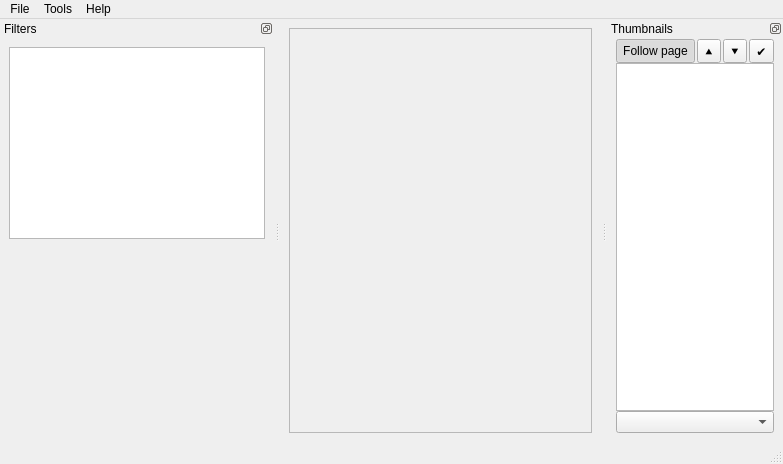
Before: the Qt Designer form src/app/MainWindow.ui in 4lex4/scantailor-advanced, drawn with Qt 5.
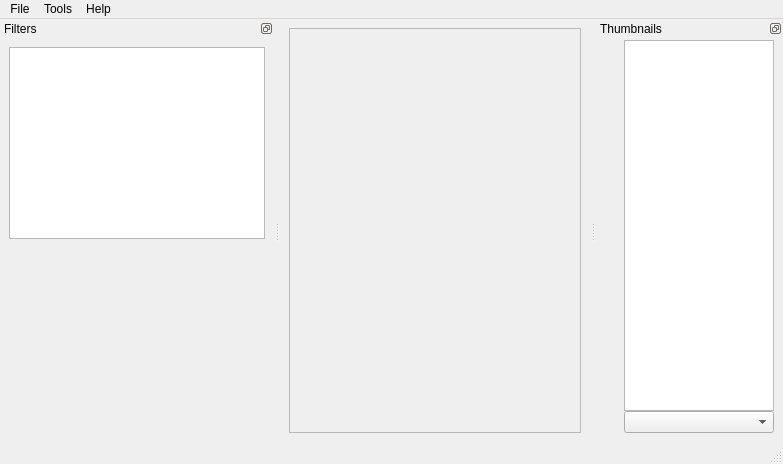
After: the same form once the commit is applied. Icons and pictures are not drawn. Custom widgets are drawn as their Qt base class.

Commit message:
Implement new icon system and add new scalable icons
Support for styled svg icons
Support for font icons

Patch:
```diff
--- a/src/app/MainWindow.ui
+++ b/src/app/MainWindow.ui
@@ -122,33 +122,69 @@
     <number>2</number>
    </attribute>
    <widget class="QWidget" name="dockWidgetContents_2">
+    <layout class="QHBoxLayout" name="horizontalLayout_4">
+     <property name="spacing">
+      <number>2</number>
+     </property>
+     <property name="leftMargin">
+      <number>4</number>
+     </property>
+     <property name="topMargin">
+      <number>2</number>
+     </property>
+     <property name="bottomMargin">
+      <number>9</number>
+     </property>
+     <item>
     <layout class="QVBoxLayout" name="verticalLayout_2">
-     <property name="topMargin">
-      <number>1</number>
-     </property>
-     <item>
-      <layout class="QVBoxLayout" name="verticalLayout">
-       <property name="spacing">
-        <number>0</number>
-       </property>
-       <item>
-        <layout class="QHBoxLayout" name="horizontalLayout_2">
          <property name="spacing">
           <number>2</number>
          </property>
          <item>
           <widget class="QToolButton" name="focusButton">
            <property name="sizePolicy">
-            <sizepolicy hsizetype="Preferred" vsizetype="Preferred">
+          <sizepolicy hsizetype="Fixed" vsizetype="Preferred">
              <horstretch>0</horstretch>
              <verstretch>0</verstretch>
             </sizepolicy>
            </property>
-           <property name="statusTip">
+         <property name="minimumSize">
+          <size>
+           <width>22</width>
+           <height>22</height>
+          </size>
+         </property>
+         <property name="maximumSize">
+          <size>
+           <width>22</width>
+           <height>22</height>
+          </size>
+         </property>
+         <property name="toolTip">
             <string>Keep current page in view.</string>
            </property>
+         <property name="statusTip">
+          <string/>
+         </property>
+         <property name="styleSheet">
+          <string notr="true">QToolButton:!hover, QToolButton:pressed {
+  padding: 0;
+  border: none;
+  background-color: transparent;
+}</string>
+         </property>
            <property name="text">
-            <string>Follow page</string>
+          <string/>
+         </property>
+         <property name="icon">
+          <iconset resource="../resources/resources.qrc">
+           <normaloff>:/icons/eye.svg</normaloff>:/icons/eye.svg</iconset>
+         </property>
+         <property name="iconSize">
+          <size>
+           <width>16</width>
+           <height>16</height>
+          </size>
            </property>
            <property name="checkable">
             <bool>true</bool>
@@ -158,6 +194,22 @@
            </property>
           </widget>
          </item>
+       <item>
+        <spacer name="verticalSpacer_2">
+         <property name="orientation">
+          <enum>Qt::Vertical</enum>
+         </property>
+         <property name="sizeType">
+          <enum>QSizePolicy::Preferred</enum>
+         </property>
+         <property name="sizeHint" stdset="0">
+          <size>
+           <width>1</width>
+           <height>4</height>
+          </size>
+         </property>
+        </spacer>
+       </item>
          <item>
           <widget class="QToolButton" name="prevPageBtn">
            <property name="sizePolicy">
@@ -166,6 +218,18 @@
              <verstretch>0</verstretch>
             </sizepolicy>
            </property>
+         <property name="minimumSize">
+          <size>
+           <width>22</width>
+           <height>22</height>
+          </size>
+         </property>
+         <property name="maximumSize">
+          <size>
+           <width>22</width>
+           <height>22</height>
+          </size>
+         </property>
            <property name="font">
             <font>
              <family>sta_thumbnail_panel_icons</family>
@@ -174,8 +238,25 @@
            <property name="toolTip">
             <string>Previous page.</string>
            </property>
+         <property name="styleSheet">
+          <string notr="true">QToolButton:!hover {
+  padding: 0;
+  border: none;
+  background-color: transparent;
+}</string>
+         </property>
            <property name="text">
-            <string notr="true">⯅</string>
+          <string notr="true"/>
+         </property>
+         <property name="icon">
+          <iconset resource="../resources/resources.qrc">
+           <normaloff>:/icons/triangle-up-arrow.svg</normaloff>:/icons/triangle-up-arrow.svg</iconset>
+         </property>
+         <property name="iconSize">
+          <size>
+           <width>16</width>
+           <height>16</height>
+          </size>
            </property>
           </widget>
          </item>
@@ -187,6 +268,18 @@
              <verstretch>0</verstretch>
             </sizepolicy>
            </property>
+         <property name="minimumSize">
+          <size>
+           <width>22</width>
+           <height>22</height>
+          </size>
+         </property>
+         <property name="maximumSize">
+          <size>
+           <width>22</width>
+           <height>22</height>
+          </size>
+         </property>
            <property name="font">
             <font>
              <family>sta_thumbnail_panel_icons</family>
@@ -195,8 +288,25 @@
            <property name="toolTip">
             <string>Next page.</string>
            </property>
+         <property name="styleSheet">
+          <string notr="true">QToolButton:!hover {
+  padding: 0;
+  border: none;
+  background-color: transparent;
+}</string>
+         </property>
            <property name="text">
-            <string notr="true">⯆</string>
+          <string notr="true"/>
+         </property>
+         <property name="icon">
+          <iconset resource="../resources/resources.qrc">
+           <normaloff>:/icons/triangle-down-arrow.svg</normaloff>:/icons/triangle-down-arrow.svg</iconset>
+         </property>
+         <property name="iconSize">
+          <size>
+           <width>16</width>
+           <height>16</height>
+          </size>
            </property>
           </widget>
          </item>
@@ -208,6 +318,18 @@
              <verstretch>0</verstretch>
             </sizepolicy>
            </property>
+         <property name="minimumSize">
+          <size>
+           <width>22</width>
+           <height>22</height>
+          </size>
+         </property>
+         <property name="maximumSize">
+          <size>
+           <width>22</width>
+           <height>22</height>
+          </size>
+         </property>
            <property name="font">
             <font>
              <family>sta_thumbnail_panel_icons</family>
@@ -216,16 +338,51 @@
            <property name="toolTip">
             <string>Filter selected pages only.</string>
            </property>
+         <property name="styleSheet">
+          <string notr="true">QToolButton:!hover, QToolButton:pressed {
+  padding: 0;
+  border: none;
+  background-color: transparent;
+}</string>
+         </property>
            <property name="text">
-            <string notr="true">✔</string>
+          <string notr="true"/>
+         </property>
+         <property name="icon">
+          <iconset resource="../resources/resources.qrc">
+           <normaloff>:/icons/check-mark.svg</normaloff>:/icons/check-mark.svg</iconset>
+         </property>
+         <property name="iconSize">
+          <size>
+           <width>16</width>
+           <height>16</height>
+          </size>
            </property>
            <property name="checkable">
             <bool>true</bool>
            </property>
           </widget>
          </item>
-        </layout>
-       </item>
+       <item>
+        <spacer name="verticalSpacer">
+         <property name="orientation">
+          <enum>Qt::Vertical</enum>
+         </property>
+         <property name="sizeHint" stdset="0">
+          <size>
+           <width>1</width>
+           <height>40</height>
+          </size>
+         </property>
+        </spacer>
+       </item>
+      </layout>
+     </item>
+     <item>
+      <layout class="QVBoxLayout" name="verticalLayout">
+       <property name="spacing">
+        <number>0</number>
+       </property>
        <item>
         <widget class="QGraphicsView" name="thumbView">
          <property name="sizePolicy">
```
Left out of the diff: 4 changed lines with no effect on the pictures. Lines whose indentation alone changed are shown as unchanged. The commit also changes 159 other files.
